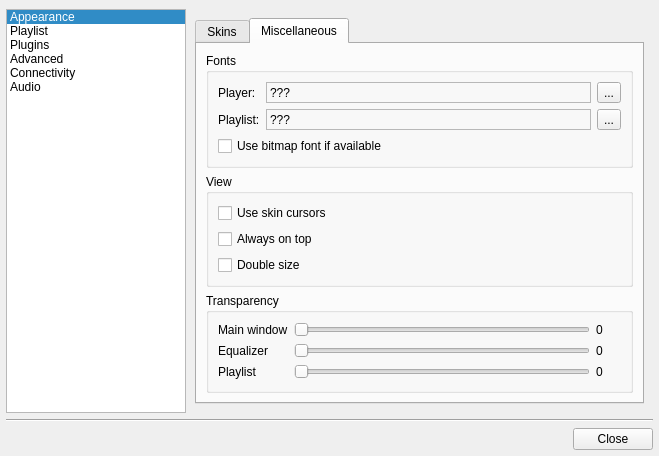
First picture: the form in src/ui/forms/configdialog.ui, repository ksv1986/qmmp-staging, before the edit.
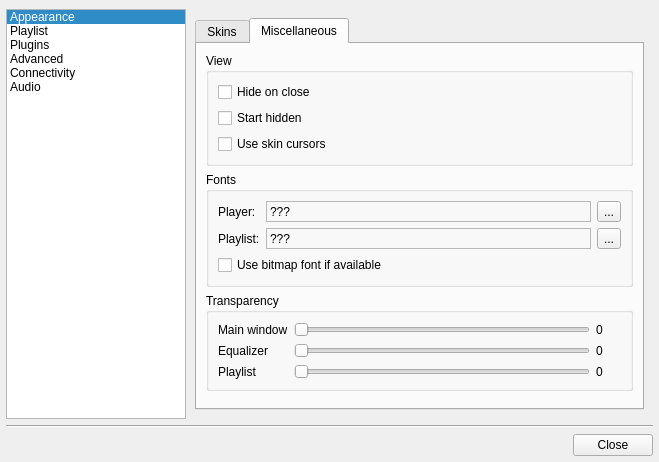
Second picture: the form after the edit. The open tabs and pages were chosen to show the change. Icons and pictures are not drawn.

The edit to the form file:
```diff
--- a/src/ui/forms/configdialog.ui
+++ b/src/ui/forms/configdialog.ui
@@ -7,7 +7,7 @@
     <x>0</x>
     <y>0</y>
     <width>659</width>
-    <height>450</height>
+    <height>462</height>
    </rect>
   </property>
   <property name="windowTitle">
@@ -239,7 +239,37 @@
             <attribute name="title">
              <string>Miscellaneous</string>
             </attribute>
-            <layout class="QVBoxLayout" name="verticalLayout_6">
+            <layout class="QVBoxLayout" name="verticalLayout_2">
+             <item>
+              <widget class="QGroupBox" name="groupBox">
+               <property name="title">
+                <string>View</string>
+               </property>
+               <layout class="QVBoxLayout" name="verticalLayout_3">
+                <item>
+                 <widget class="QCheckBox" name="hideOnCloseCheckBox">
+                  <property name="text">
+                   <string>Hide on close</string>
+                  </property>
+                 </widget>
+                </item>
+                <item>
+                 <widget class="QCheckBox" name="hiddenCheckBox">
+                  <property name="text">
+                   <string>Start hidden</string>
+                  </property>
+                 </widget>
+                </item>
+                <item>
+                 <widget class="QCheckBox" name="skinCursorsCheckBox">
+                  <property name="text">
+                   <string>Use skin cursors</string>
+                  </property>
+                 </widget>
+                </item>
+               </layout>
+              </widget>
+             </item>
              <item>
               <widget class="QGroupBox" name="plGroupBox">
                <property name="sizePolicy">
@@ -358,36 +388,6 @@
                </layout>
               </widget>
              </item>
-             <item>
-              <widget class="QGroupBox" name="groupBox">
-               <property name="title">
-                <string>View</string>
-               </property>
-               <layout class="QVBoxLayout" name="verticalLayout_5">
-                <item>
-                 <widget class="QCheckBox" name="skinCursorsCheckBox">
-                  <property name="text">
-                   <string>Use skin cursors</string>
-                  </property>
-                 </widget>
-                </item>
-                <item>
-                 <widget class="QCheckBox" name="alwaysOnTopCheckBox">
-                  <property name="text">
-                   <string>Always on top</string>
-                  </property>
-                 </widget>
-                </item>
-                <item>
-                 <widget class="QCheckBox" name="doubleSizeCheckBox">
-                  <property name="text">
-                   <string>Double size</string>
-                  </property>
-                 </widget>
-                </item>
-               </layout>
-              </widget>
-             </item>
              <item>
               <widget class="QGroupBox" name="groupBox_7">
                <property name="title">
@@ -475,6 +475,19 @@
                </layout>
               </widget>
              </item>
+             <item>
+              <spacer name="verticalSpacer_4">
+               <property name="orientation">
+                <enum>Qt::Vertical</enum>
+               </property>
+               <property name="sizeHint" stdset="0">
+                <size>
+                 <width>20</width>
+                 <height>40</height>
+                </size>
+               </property>
+              </spacer>
+             </item>
             </layout>
            </widget>
           </widget>
@@ -708,29 +721,6 @@
        <widget class="QWidget" name="page_2">
         <layout class="QGridLayout" name="gridLayout_5">
          <item row="0" column="0" colspan="2">
-          <widget class="QGroupBox" name="visibilityGroupBox">
-           <property name="title">
-            <string>Visibility Control</string>
-           </property>
-           <layout class="QVBoxLayout" name="verticalLayout_3">
-            <item>
-             <widget class="QCheckBox" name="hideOnCloseCheckBox">
-              <property name="text">
-               <string>Hide on close</string>
-              </property>
-             </widget>
-            </item>
-            <item>
-             <widget class="QCheckBox" name="hiddenCheckBox">
-              <property name="text">
-               <string>Start hidden</string>
-              </property>
-             </widget>
-            </item>
-           </layout>
-          </widget>
-         </item>
-         <item row="1" column="0" colspan="2">
           <widget class="QGroupBox" name="groupBox_4">
            <property name="title">
             <string>File Dialog</string>
```
Left out of the diff: 6 changed lines with no effect on the pictures.
